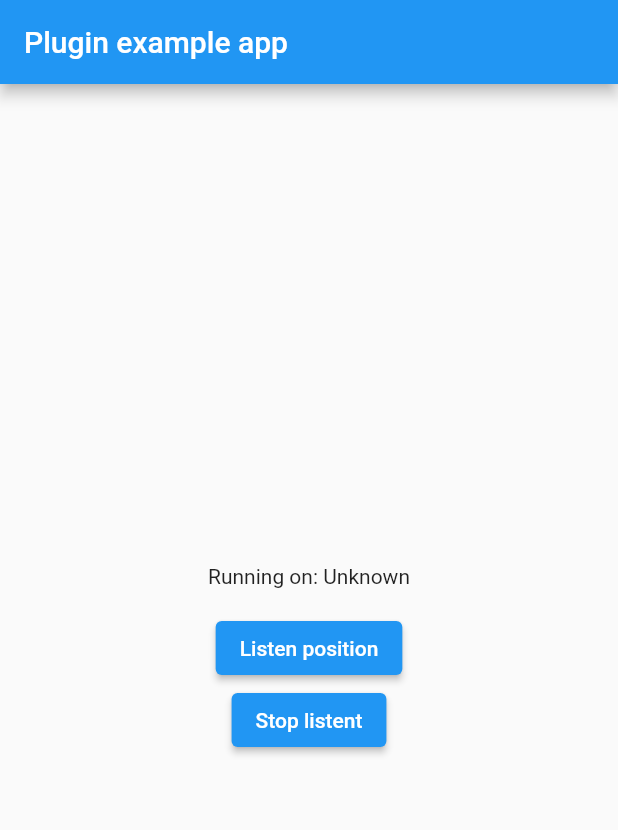
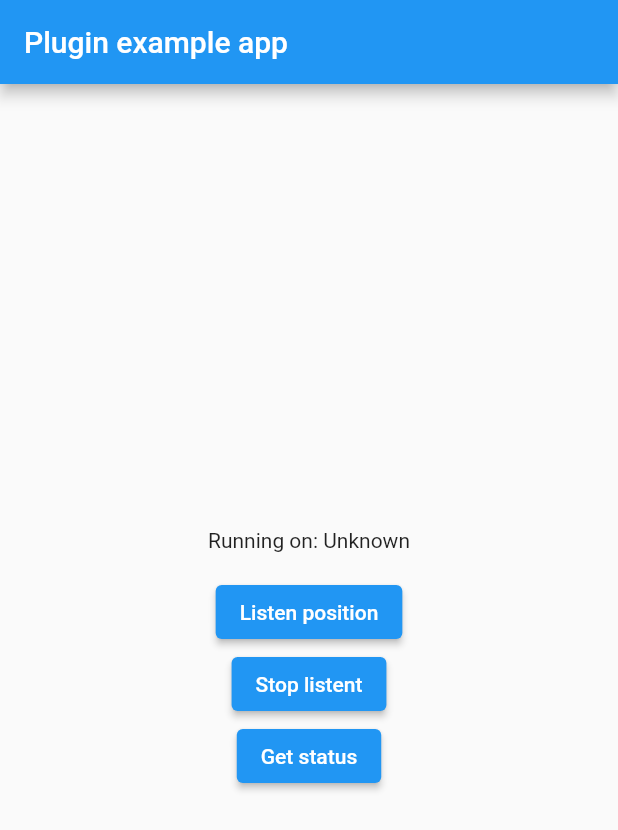
Before and after one commit to damon-st/bglocation, a Flutter app: the screen it shows after launch, after a tap on "Listen position", on a phone screen of 412 x 824 dp. Shown: the top 830 px of the screen. Run offline on Flutter 3.47's test engine with Material 2 defaults, Android fonts, the phone set to English and light mode, and no system bars; our stand-ins replace firebase_core; accounts and stored records are empty.

```diff
--- a/example/lib/main.dart
+++ b/example/lib/main.dart
@@ -31,7 +31,7 @@ class MyApp extends StatefulWidget {
 
 class _MyAppState extends State<MyApp> {
   String _platformVersion = 'Unknown';
-
+  bool isRunning = false;
   @override
   void initState() {
     super.initState();
@@ -39,21 +39,42 @@ class _MyAppState extends State<MyApp> {
 
   // Platform messages are asynchronous, so we initialize in an async method.
   Future<void> initPlatformState() async {
-    await Bglocation.onCreate("DASASDAS");
+    Map r = await Bglocation.getStatus();
+    isRunning = r["status"];
 
-    Bglocation.getCurrentPosition().listen((event) {
-      print(event);
-    });
+    if (!isRunning) {
+      await Bglocation.onCreate("DASASDAS");
 
-    await Bglocation.start();
-    await Bglocation.goForeground();
+      Bglocation.getCurrentPosition().listen((event) {
+        print(event);
+      });
+      await Bglocation.start();
+      await Bglocation.goForeground();
+    } else {
+      // await Bglocation.stopListenet();
+      // await Bglocation.stopForeground();
+      // await Future.delayed(const Duration(seconds: 3), () {});
+    }
 
     if (!mounted) return;
+    setState(() {
+      _platformVersion = "$r";
+    });
   }
 
   Future<void> stopListen() async {
     bool r = await Bglocation.stopListenet();
     print(r);
+  }
+
+  void getStatus() async {
+    final r = await Bglocation.getStatus();
+    if (!mounted) {
+      return;
+    }
+    setState(() {
+      _platformVersion = "$r";
+    });
   }
 
   @override
@@ -78,6 +99,10 @@ class _MyAppState extends State<MyApp> {
               onPressed: stopListen,
               child: Text("Stop listent"),
             ),
+            ElevatedButton(
+              onPressed: getStatus,
+              child: Text("Get status"),
+            ),
           ],
         ),
       ),
```
Also changed, not shown: 1 other file.
